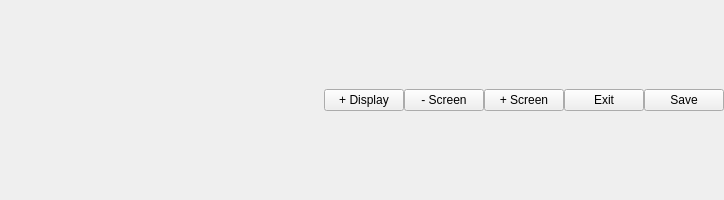
Above: deck/deck_config/deckconfigbar.ui from sunnibn/deck_ui before the change. Below: the same form after it.
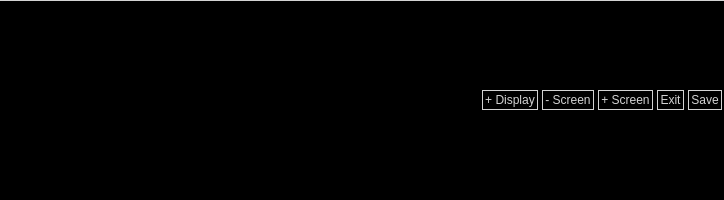
That is the form after the change.

Commit message: feat(ui): bar, display ui adjustment - bar button applied

What changed in the file:
```diff
--- a/deck/deck_config/deckconfigbar.ui
+++ b/deck/deck_config/deckconfigbar.ui
@@ -31,6 +31,13 @@
    </property>
    <item row="0" column="0">
     <widget class="QWidget" name="widget" native="true">
+     <property name="styleSheet">
+      <string notr="true">QWidget#widget{
+	border: none;
+	border-top: 1px solid lightgray;
+	background: black;
+}</string>
+     </property>
      <layout class="QHBoxLayout" name="horizontalLayout">
       <property name="spacing">
        <number>0</number>
@@ -52,11 +59,39 @@
       </item>
       <item>
        <widget class="QWidget" name="midWidget" native="true">
-        <layout class="QHBoxLayout" name="horizontalLayout_3"/>
+        <layout class="QHBoxLayout" name="horizontalLayout_3">
+         <property name="spacing">
+          <number>0</number>
+         </property>
+         <property name="leftMargin">
+          <number>0</number>
+         </property>
+         <property name="topMargin">
+          <number>0</number>
+         </property>
+         <property name="rightMargin">
+          <number>0</number>
+         </property>
+         <property name="bottomMargin">
+          <number>0</number>
+         </property>
+        </layout>
        </widget>
       </item>
       <item>
        <widget class="QWidget" name="rightWidget" native="true">
+        <property name="styleSheet">
+         <string notr="true">QPushButton {
+	border: 1px solid lightgray;
+	background: black;
+	color: lightgray;
+	margin: 2px;
+	padding: 2px;
+}
+QPushButton:hover {
+	background: gray;
+}</string>
+        </property>
         <layout class="QHBoxLayout" name="horizontalLayout_2">
          <property name="spacing">
           <number>0</number>
@@ -73,6 +108,19 @@
          <property name="bottomMargin">
           <number>0</number>
          </property>
+         <item>
+          <spacer name="horizontalSpacer">
+           <property name="orientation">
+            <enum>Qt::Horizontal</enum>
+           </property>
+           <property name="sizeHint" stdset="0">
+            <size>
+             <width>40</width>
+             <height>20</height>
+            </size>
+           </property>
+          </spacer>
+         </item>
          <item>
           <widget class="QPushButton" name="addDisplayBtn">
            <property name="text">
```
The commit also changes 18 other files.
